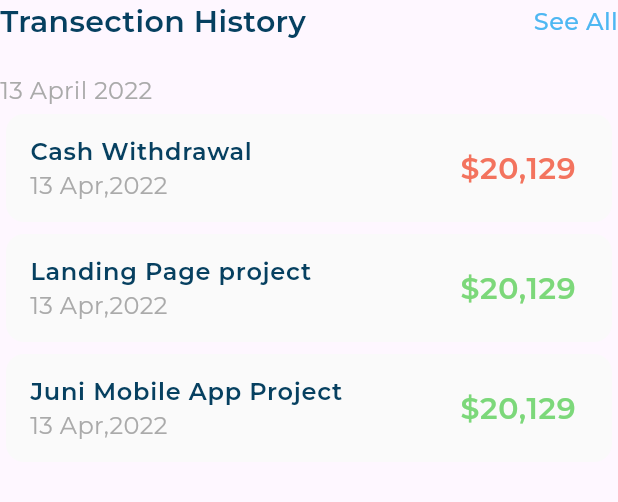
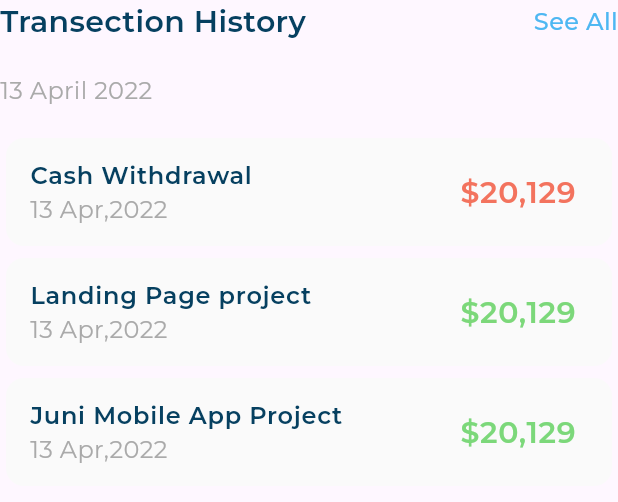
Before and after one commit to Ahmedshams1/responsive_dash_board_new, a Flutter app: the TransectionHistory widget shown alone on an empty page, opened directly, on a phone screen of 412 x 824 dp. Shown: the top 502 px of the screen. Run offline on Flutter 3.47's test engine with Material 3 defaults, Android fonts, the phone set to English and light mode, and no system bars; our stand-ins replace expandable_page_view, flutter_svg; project files that could hold a hidden picture were left out.

Commit message:
MyCard And Transection History Section

```diff
--- a/lib/widget/dash_board_desktop_layout.dart
+++ b/lib/widget/dash_board_desktop_layout.dart
@@ -2,6 +2,7 @@ import 'package:flutter/material.dart';
 import 'package:flutter/widgets.dart';
 import 'package:responsive_dash_board/widget/allexpenses_and_quick_invoice.dart';
 import 'package:responsive_dash_board/widget/custom_drawer.dart';
+import 'package:responsive_dash_board/widget/myCard_and_transection_section.dart';
 import 'package:responsive_dash_board/widget/my_card_section.dart';
 import 'package:responsive_dash_board/widget/transection_hestory.dart';
 
@@ -26,7 +27,7 @@ class DashBoardDesktopLayout extends StatelessWidget {
           width: 24,
         ),
         Expanded(
-          child: TransectionHistory(),
+          child: MyCardAndTransectionHistorySection(),
         ),
       ],
     );
--- a/lib/widget/transection_hestory.dart
+++ b/lib/widget/transection_hestory.dart
@@ -19,7 +19,10 @@ class TransectionHistory extends StatelessWidget {
           style:
               AppStyles.styleRegular16.copyWith(color: const Color(0xFFAAAAAA)),
         ),
-        TransectionHistoryListView(),
+        const SizedBox(
+          height: 16,
+        ),
+        const TransectionHistoryListView(),
       ],
     );
   }
```
Also changed, not shown: lib/widget/myCard_and_transection_section.dart (added, +24 -0 lines).
